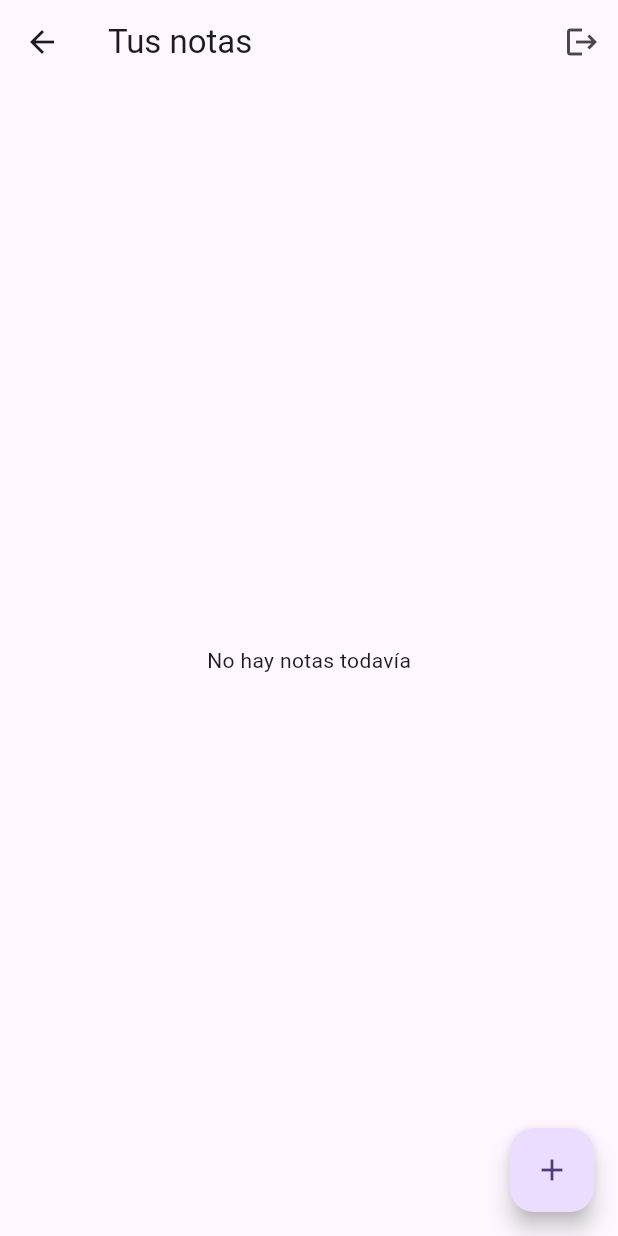
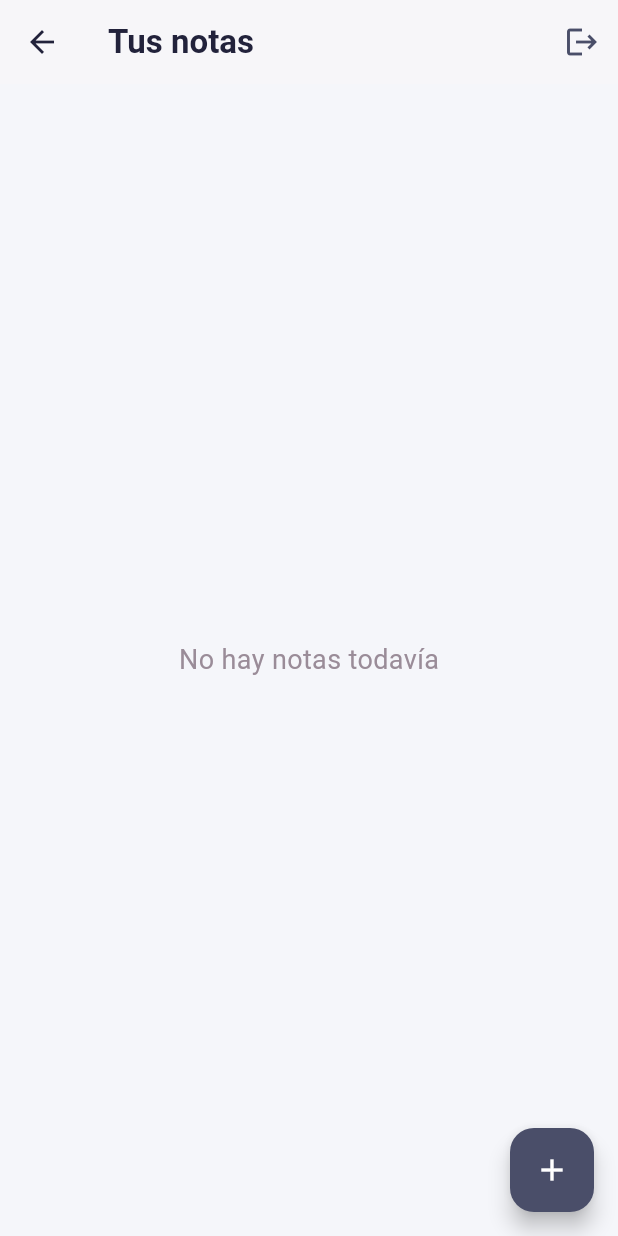
Before and after one commit to PauLopNun/Notably, a Flutter app: the HomePage screen opened by its route, on a phone screen of 412 x 824 dp. Run offline on Flutter 3.47's test engine with Material 3 defaults, Android fonts, the phone set to English and light mode, and no system bars; our stand-ins replace flutter_riverpod, supabase_flutter; missing offline and left inert: flutter_quill; accounts and stored records are empty.

Commit message:
Corrección de errores y versión muy básica, aprendizaje de flutter progresivo

```diff
--- a/lib/pages/auth_page.dart
+++ b/lib/pages/auth_page.dart
@@ -23,11 +23,17 @@ class _AuthPageState extends ConsumerState<AuthPage> {
           email: _emailController.text.trim(),
           password: _passwordController.text.trim(),
         );
+        if (mounted) {
+          Navigator.of(context).pushReplacementNamed('/home');
+        }
       } else {
         await Supabase.instance.client.auth.signUp(
           email: _emailController.text.trim(),
           password: _passwordController.text.trim(),
         );
+        if (mounted) {
+          Navigator.of(context).pushReplacementNamed('/home');
+        }
       }
       if (!mounted) return;
       ScaffoldMessenger.of(context).showSnackBar(
--- a/lib/pages/home_page.dart
+++ b/lib/pages/home_page.dart
@@ -11,11 +11,16 @@ class HomePage extends ConsumerWidget {
   Widget build(BuildContext context, WidgetRef ref) {
     final notes = ref.watch(notesProvider);
     return Scaffold(
+      backgroundColor: const Color(0xFFF5F6FA),
       appBar: AppBar(
-        title: const Text('Tus notas'),
+        backgroundColor: Colors.white,
+        elevation: 1,
+        title: const Text('Tus notas', style: TextStyle(color: Color(0xFF22223B), fontWeight: FontWeight.bold)),
+        iconTheme: const IconThemeData(color: Color(0xFF22223B)),
         actions: [
           IconButton(
-            icon: const Icon(Icons.logout),
+            icon: const Icon(Icons.logout, color: Color(0xFF4A4E69)),
+            tooltip: 'Cerrar sesión',
             onPressed: () async {
               await ref.read(notesProvider.notifier).loadNotes();
               await Supabase.instance.client.auth.signOut();
@@ -25,15 +30,20 @@ class HomePage extends ConsumerWidget {
         ],
       ),
       body: notes.isEmpty
-          ? const Center(child: Text('No hay notas todavía'))
+          ? const Center(
+              child: Text(
+                'No hay notas todavía',
+                style: TextStyle(fontSize: 18, color: Color(0xFF9A8C98)),
+              ),
+            )
           : ListView.builder(
+              padding: const EdgeInsets.symmetric(vertical: 16, horizontal: 8),
               itemCount: notes.length,
               itemBuilder: (context, index) {
                 final note = notes[index];
                 return NoteCard(
                   note: note,
                   onTap: () async {
-                    // Navegar al editor de nota para editar
                     await Navigator.of(context).pushNamed('/editor', arguments: note);
                     await ref.read(notesProvider.notifier).loadNotes();
                   },
@@ -44,12 +54,12 @@ class HomePage extends ConsumerWidget {
               },
             ),
       floatingActionButton: FloatingActionButton(
+        backgroundColor: const Color(0xFF4A4E69),
         onPressed: () async {
-          // Navegar al editor de nota para crear nueva
           await Navigator.of(context).pushNamed('/editor', arguments: null);
           await ref.read(notesProvider.notifier).loadNotes();
         },
-        child: const Icon(Icons.add),
+        child: const Icon(Icons.add, color: Colors.white),
       ),
     );
   }
```
Also changed, not shown: lib/pages/note_editor_page.dart (+49 -16 lines), lib/services/note_service.dart (+8 -2 lines), lib/widgets/note_card.dart (+38 -9 lines), pubspec.yaml (+3 -7 lines), pubspec.lock, 5 other files.
